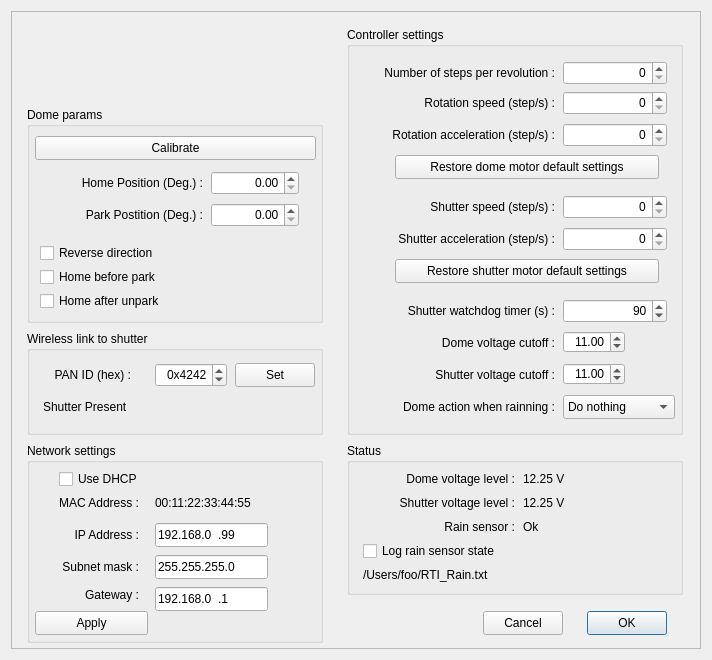
Before: the Qt Designer form RTI-Dome.ui in rpineau/RTI-Dome, drawn with Qt 5.
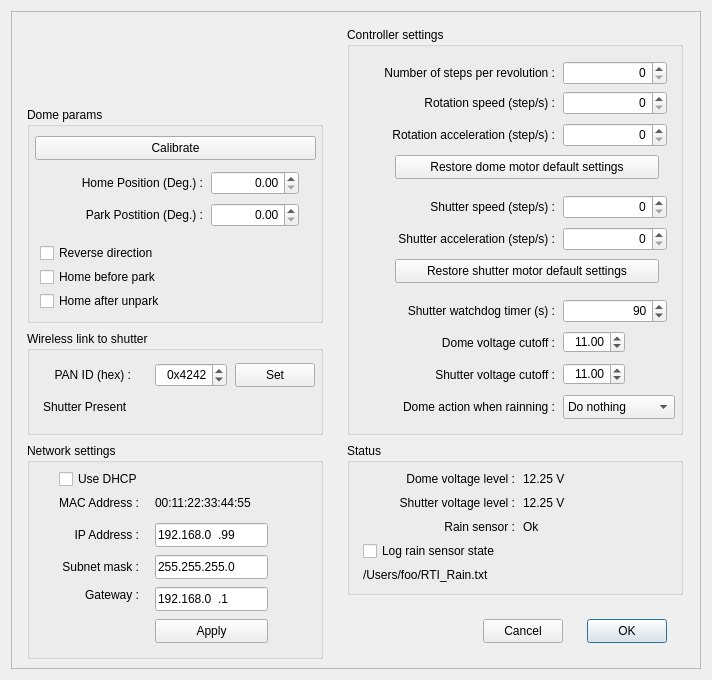
After: the same form once the commit is applied. Icons and pictures are not drawn. Custom widgets are drawn as their Qt base class.

Patch:
```diff
--- a/RTI-Dome.ui
+++ b/RTI-Dome.ui
@@ -7,19 +7,19 @@
     <x>0</x>
     <y>0</y>
     <width>712</width>
-    <height>660</height>
+    <height>680</height>
    </rect>
   </property>
   <property name="minimumSize">
    <size>
     <width>712</width>
-    <height>660</height>
+    <height>680</height>
    </size>
   </property>
   <property name="maximumSize">
    <size>
     <width>712</width>
-    <height>660</height>
+    <height>680</height>
    </size>
   </property>
   <property name="windowTitle">
@@ -549,7 +549,7 @@
       <property name="geometry">
        <rect>
         <x>472</x>
-        <y>600</y>
+        <y>608</y>
         <width>80</width>
         <height>24</height>
        </rect>
@@ -562,7 +562,7 @@
       <property name="geometry">
        <rect>
         <x>576</x>
-        <y>600</y>
+        <y>608</y>
         <width>80</width>
         <height>24</height>
        </rect>
@@ -792,7 +792,7 @@
         <x>16</x>
         <y>432</y>
         <width>296</width>
-        <height>200</height>
+        <height>216</height>
        </rect>
       </property>
       <property name="title">
@@ -951,8 +951,8 @@
       <widget class="QPushButton" name="pushButton_5">
        <property name="geometry">
         <rect>
-         <x>8</x>
-         <y>168</y>
+         <x>128</x>
+         <y>176</y>
          <width>113</width>
          <height>24</height>
         </rect>
```
